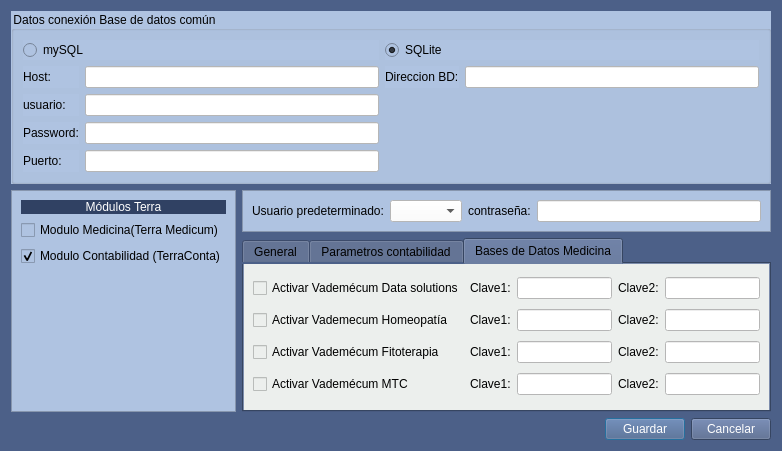
This is Zona_Administrador/frmconfigterra.ui in arcnexus/RedFoX as Qt 5 draws it before an edit. The edited form follows.
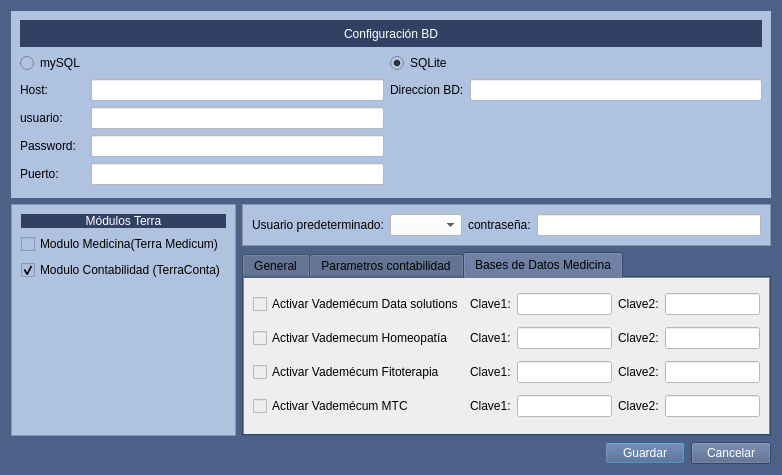
This is the edited form. The open tabs and pages were chosen to show the change. Icons and pictures are not drawn.

```diff
--- a/Zona_Administrador/frmconfigterra.ui
+++ b/Zona_Administrador/frmconfigterra.ui
@@ -7,7 +7,7 @@
     <x>0</x>
     <y>0</y>
     <width>782</width>
-    <height>451</height>
+    <height>475</height>
    </rect>
   </property>
   <property name="windowTitle">
@@ -21,105 +21,6 @@
    <string notr="true">background-color:#4c6088</string>
   </property>
   <layout class="QGridLayout" name="gridLayout_2">
-   <item row="0" column="0" colspan="4">
-    <widget class="QGroupBox" name="groupBox">
-     <property name="styleSheet">
-      <string notr="true">background-color: rgb(175,195,225);</string>
-     </property>
-     <property name="title">
-      <string>Datos conexión Base de datos común</string>
-     </property>
-     <layout class="QGridLayout" name="gridLayout_3">
-      <item row="0" column="0" colspan="2">
-       <widget class="QRadioButton" name="radMysql">
-        <property name="text">
-         <string>mySQL</string>
-        </property>
-       </widget>
-      </item>
-      <item row="0" column="2" colspan="2">
-       <widget class="QRadioButton" name="radSqlite">
-        <property name="text">
-         <string>SQLite</string>
-        </property>
-        <property name="checked">
-         <bool>true</bool>
-        </property>
-       </widget>
-      </item>
-      <item row="1" column="0">
-       <widget class="QLabel" name="label">
-        <property name="text">
-         <string>Host:</string>
-        </property>
-       </widget>
-      </item>
-      <item row="1" column="1">
-       <widget class="QLineEdit" name="txtHost">
-        <property name="styleSheet">
-         <string notr="true">background-color: rgb(255, 255, 255);</string>
-        </property>
-       </widget>
-      </item>
-      <item row="1" column="2">
-       <widget class="QLabel" name="label_5">
-        <property name="text">
-         <string>Direccion BD:</string>
-        </property>
-       </widget>
-      </item>
-      <item row="1" column="3">
-       <widget class="QLineEdit" name="txtDireccionBD">
-        <property name="styleSheet">
-         <string notr="true">background-color: rgb(255, 255, 255);</string>
-        </property>
-       </widget>
-      </item>
-      <item row="2" column="0">
-       <widget class="QLabel" name="label_2">
-        <property name="text">
-         <string>usuario:</string>
-        </property>
-       </widget>
-      </item>
-      <item row="2" column="1">
-       <widget class="QLineEdit" name="txtUsuario">
-        <property name="styleSheet">
-         <string notr="true">background-color: rgb(255, 255, 255);</string>
-        </property>
-       </widget>
-      </item>
-      <item row="3" column="0">
-       <widget class="QLabel" name="label_3">
-        <property name="text">
-         <string>Password:</string>
-        </property>
-       </widget>
-      </item>
-      <item row="3" column="1">
-       <widget class="QLineEdit" name="txtPassword">
-        <property name="styleSheet">
-         <string notr="true">background-color: rgb(255, 255, 255);</string>
-        </property>
-       </widget>
-      </item>
-      <item row="4" column="0">
-       <widget class="QLabel" name="label_4">
-        <property name="text">
-         <string>Puerto:</string>
-        </property>
-       </widget>
-      </item>
-      <item row="4" column="1">
-       <widget class="QLineEdit" name="txtPuerto">
-        <property name="styleSheet">
-         <string notr="true">background-color: rgb(255, 255, 255);</string>
-        </property>
-       </widget>
-      </item>
-     </layout>
-    </widget>
-   </item>
    <item row="1" column="1" colspan="3">
     <widget class="QFrame" name="frame_2">
      <property name="styleSheet">
@@ -597,6 +498,128 @@
      </widget>
     </widget>
    </item>
+   <item row="0" column="0" colspan="4">
+    <widget class="QFrame" name="frame">
+     <property name="minimumSize">
+      <size>
+       <width>0</width>
+       <height>187</height>
+      </size>
+     </property>
+     <property name="styleSheet">
+      <string notr="true">background-color: rgb(175,195,225);</string>
+     </property>
+     <layout class="QGridLayout" name="gridLayout_3">
+      <item row="6" column="2">
+       <widget class="QLineEdit" name="txtPuerto">
+        <property name="styleSheet">
+         <string notr="true">background-color: rgb(255, 255, 255);</string>
+        </property>
+       </widget>
+      </item>
+      <item row="4" column="2">
+       <widget class="QLineEdit" name="txtUsuario">
+        <property name="styleSheet">
+         <string notr="true">background-color: rgb(255, 255, 255);</string>
+        </property>
+       </widget>
+      </item>
+      <item row="6" column="1">
+       <widget class="QLabel" name="label_4">
+        <property name="text">
+         <string>Puerto:</string>
+        </property>
+       </widget>
+      </item>
+      <item row="1" column="3">
+       <widget class="QRadioButton" name="radSqlite">
+        <property name="text">
+         <string>SQLite</string>
+        </property>
+        <property name="checked">
+         <bool>true</bool>
+        </property>
+       </widget>
+      </item>
+      <item row="5" column="1">
+       <widget class="QLabel" name="label_3">
+        <property name="text">
+         <string>Password:</string>
+        </property>
+       </widget>
+      </item>
+      <item row="3" column="4">
+       <widget class="QLineEdit" name="txtDireccionBD">
+        <property name="styleSheet">
+         <string notr="true">background-color: rgb(255, 255, 255);</string>
+        </property>
+       </widget>
+      </item>
+      <item row="5" column="2">
+       <widget class="QLineEdit" name="txtPassword">
+        <property name="styleSheet">
+         <string notr="true">background-color: rgb(255, 255, 255);</string>
+        </property>
+       </widget>
+      </item>
+      <item row="3" column="3">
+       <widget class="QLabel" name="label_5">
+        <property name="text">
+         <string>Direccion BD:</string>
+        </property>
+       </widget>
+      </item>
+      <item row="1" column="1">
+       <widget class="QRadioButton" name="radMysql">
+        <property name="text">
+         <string>mySQL</string>
+        </property>
+       </widget>
+      </item>
+      <item row="3" column="2">
+       <widget class="QLineEdit" name="txtHost">
+        <property name="styleSheet">
+         <string notr="true">background-color: rgb(255, 255, 255);</string>
+        </property>
+       </widget>
+      </item>
+      <item row="3" column="1">
+       <widget class="QLabel" name="label">
+        <property name="text">
+         <string>Host:</string>
+        </property>
+       </widget>
+      </item>
+      <item row="4" column="1">
+       <widget class="QLabel" name="label_2">
+        <property name="text">
+         <string>usuario:</string>
+        </property>
+       </widget>
+      </item>
+      <item row="0" column="1" colspan="4">
+       <widget class="QLabel" name="label_33">
+        <property name="maximumSize">
+         <size>
+          <width>16777215</width>
+          <height>27</height>
+         </size>
+        </property>
+        <property name="styleSheet">
+         <string notr="true">background: #304163;
+color: rgb(255,255,255);</string>
+        </property>
+        <property name="text">
+         <string>Configuración BD</string>
+        </property>
+        <property name="alignment">
+         <set>Qt::AlignCenter</set>
+        </property>
+       </widget>
+      </item>
+     </layout>
+    </widget>
+   </item>
   </layout>
  </widget>
  <resources>
```
Left out of the diff: 12 changed lines with no effect on the pictures.
